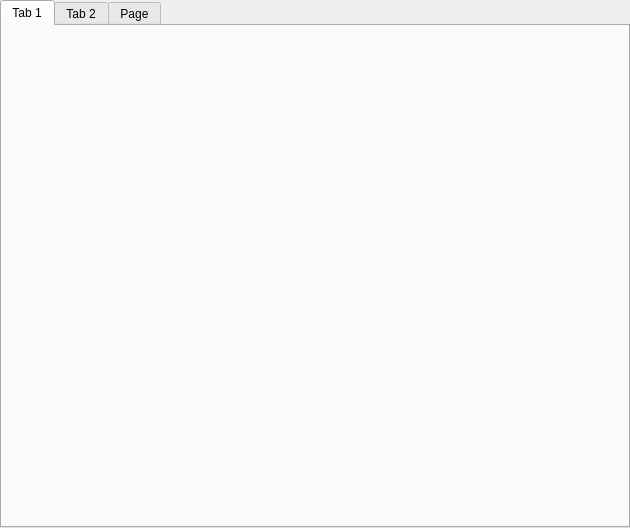
The window that maintasks.ui (xEska1337/To-Do-List) describes before a commit, drawn with Qt 5.
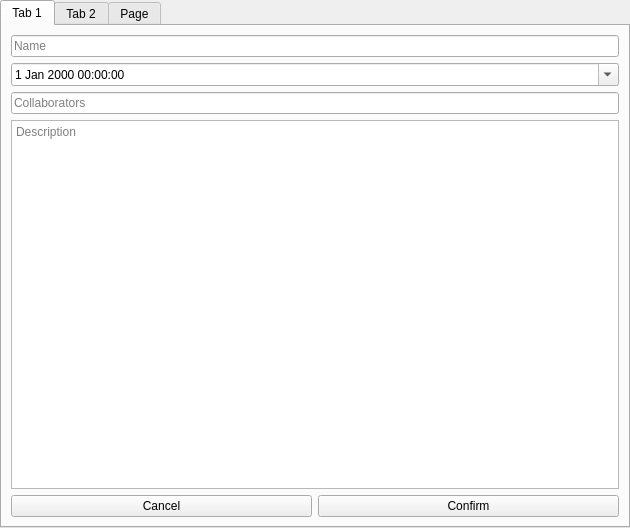
The same window after the commit. The open tabs and pages were chosen to show the change.

Commit message: add new task form, updated stylesheet, added sqlite support

What changed in the file:
```diff
--- a/maintasks.ui
+++ b/maintasks.ui
@@ -83,7 +83,62 @@
            </item>
           </layout>
          </widget>
-         <widget class="QWidget" name="addTaskPage"/>
+         <widget class="QWidget" name="addTaskPage">
+          <layout class="QGridLayout" name="gridLayout_6">
+           <item row="6" column="0">
+            <layout class="QHBoxLayout" name="horizontalLayout_3">
+             <item>
+              <widget class="QPushButton" name="cancelNewTaskButton">
+               <property name="text">
+                <string>Cancel</string>
+               </property>
+              </widget>
+             </item>
+             <item>
+              <widget class="QPushButton" name="confirmTaskAddButton">
+               <property name="text">
+                <string>Confirm</string>
+               </property>
+              </widget>
+             </item>
+            </layout>
+           </item>
+           <item row="1" column="0">
+            <widget class="QLineEdit" name="taskName">
+             <property name="placeholderText">
+              <string>Name</string>
+             </property>
+             <property name="clearButtonEnabled">
+              <bool>true</bool>
+             </property>
+            </widget>
+           </item>
+           <item row="4" column="0">
+            <widget class="QPlainTextEdit" name="taskDescription">
+             <property name="placeholderText">
+              <string>Description</string>
+             </property>
+            </widget>
+           </item>
+           <item row="2" column="0">
+            <widget class="QDateTimeEdit" name="taskDueDate">
+             <property name="calendarPopup">
+              <bool>true</bool>
+             </property>
+            </widget>
+           </item>
+           <item row="3" column="0">
+            <widget class="QLineEdit" name="colabInput">
+             <property name="placeholderText">
+              <string>Collaborators</string>
+             </property>
+             <property name="clearButtonEnabled">
+              <bool>true</bool>
+             </property>
+            </widget>
+           </item>
+          </layout>
+         </widget>
         </widget>
        </item>
       </layout>
```
The commit also changes 6 other files.
